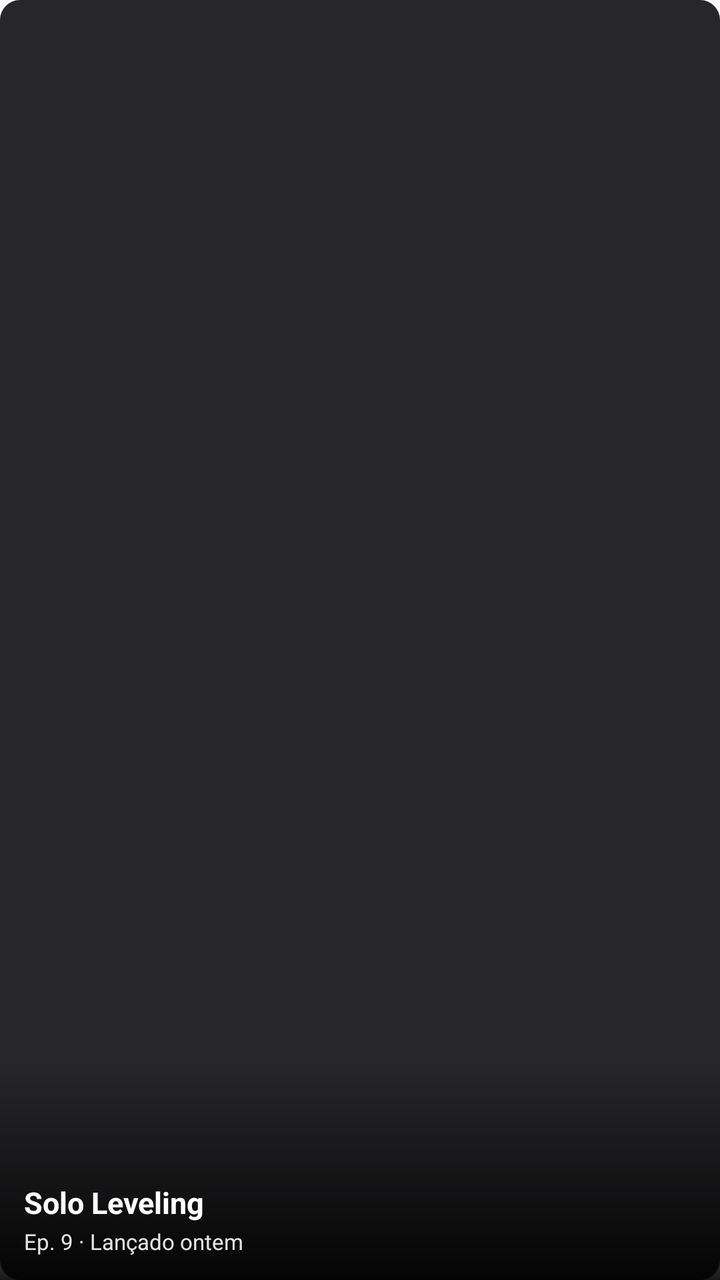
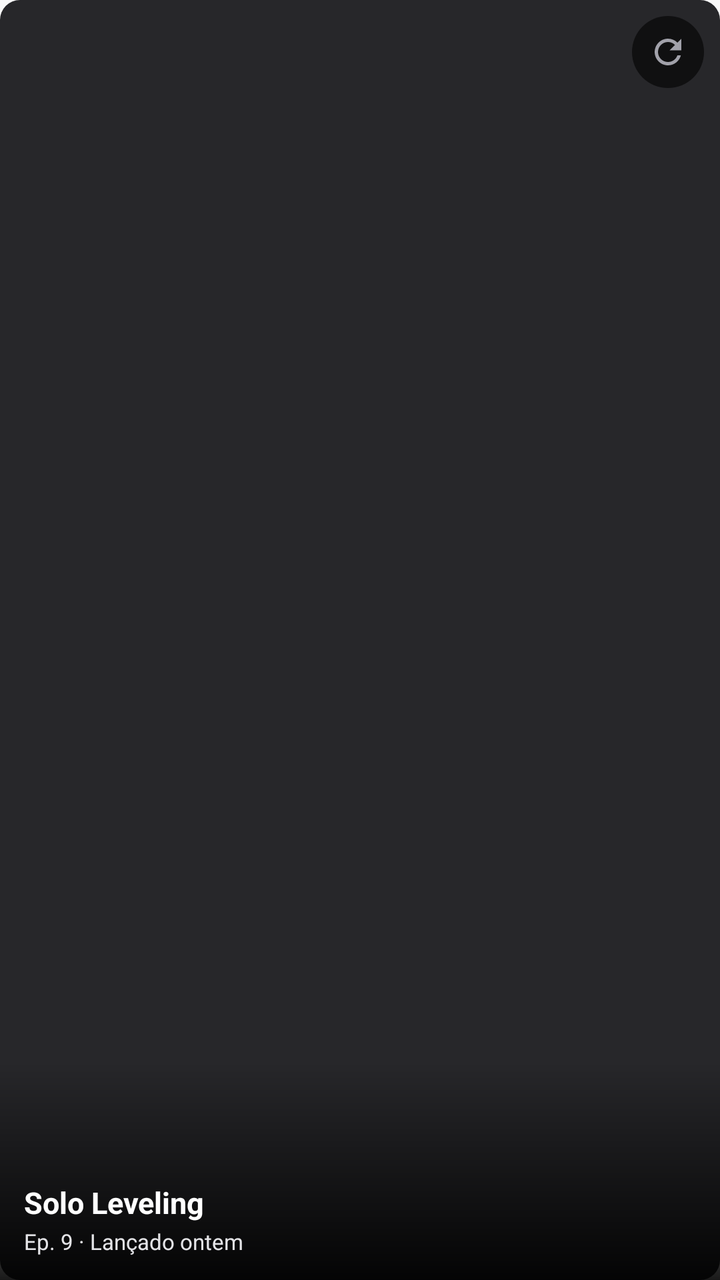

Two renders of the same Android screen: before a commit and after it. Below are the layout's source before the change and the commit's diff.
<!-- AndroidManifest.xml: application theme AppTheme -->
<!-- res/layout/widget_hero.xml -->
<?xml version="1.0" encoding="utf-8"?>
<FrameLayout xmlns:android="http://schemas.android.com/apk/res/android"
    android:id="@android:id/background"
    android:layout_width="match_parent"
    android:layout_height="match_parent"
    android:background="@drawable/widget_bg">

    <FrameLayout
        android:id="@+id/content"
        android:layout_width="match_parent"
        android:layout_height="match_parent">

        <ImageView
            android:id="@+id/slot0_img"
            android:layout_width="match_parent"
            android:layout_height="match_parent"
            android:contentDescription="@null"
            android:scaleType="centerCrop"
            android:src="@drawable/thumb_bg" />

        <View
            android:layout_width="match_parent"
            android:layout_height="110dp"
            android:layout_gravity="bottom"
            android:background="@drawable/scrim" />

        <LinearLayout
            android:layout_width="match_parent"
            android:layout_height="wrap_content"
            android:layout_gravity="bottom"
            android:orientation="vertical"
            android:padding="12dp">

            <TextView
                android:id="@+id/slot0_title"
                android:layout_width="match_parent"
                android:layout_height="wrap_content"
                android:ellipsize="end"
                android:maxLines="2"
                android:text="Solo Leveling"
                android:textColor="#FFFFFF"
                android:textSize="15sp"
                android:textStyle="bold" />

            <TextView
                android:id="@+id/slot0_sub"
                android:layout_width="match_parent"
                android:layout_height="wrap_content"
                android:layout_marginTop="2dp"
                android:ellipsize="end"
                android:maxLines="1"
                android:text="Ep. 9 · Lançado ontem"
                android:textColor="#E4E4E7"
                android:textSize="11sp" />

            <ProgressBar
            android:id="@+id/slot0_progress"
            style="?android:attr/progressBarStyleHorizontal"
            android:layout_width="match_parent"
            android:layout_height="3dp"
            android:minHeight="3dp"
            android:maxHeight="3dp"
            android:indeterminate="false"
            android:max="1000"
            android:progress="500"
            android:progressTint="#F97316"
            android:progressBackgroundTint="#CC3F3F46"
            android:visibility="gone" />
        </LinearLayout>
    </FrameLayout>

    <TextView
        android:id="@+id/tv_empty"
        android:layout_width="match_parent"
        android:layout_height="match_parent"
        android:gravity="center"
        android:padding="16dp"
        android:text="@string/widget_empty"
        android:textColor="#A1A1AA"
        android:textSize="12sp"
        android:visibility="gone" />
</FrameLayout>
<!-- resources referenced by this layout -->
<resources>
  <!-- drawable scrim (drawable) -->
  <?xml version="1.0" encoding="utf-8"?>
  <shape xmlns:android="http://schemas.android.com/apk/res/android" android:shape="rectangle">
      <gradient android:angle="90" android:startColor="#E6000000" android:endColor="#00000000" />
  </shape>
  <!-- drawable thumb_bg (drawable) -->
  <?xml version="1.0" encoding="utf-8"?>
  <shape xmlns:android="http://schemas.android.com/apk/res/android" android:shape="rectangle">
      <solid android:color="#FF27272A" />
      <corners android:radius="10dp" />
  </shape>
  <!-- drawable widget_bg (drawable) -->
  <?xml version="1.0" encoding="utf-8"?>
  <shape xmlns:android="http://schemas.android.com/apk/res/android" android:shape="rectangle">
      <solid android:color="#FF18181B" />
      <corners android:radius="22dp" />
  </shape>
  <string name="widget_empty">Abra o CrunchySync para carregar sua fila</string>
  <style name="AppTheme" parent="Theme.AppCompat.Light.DarkActionBar">
          
          <item name="colorPrimary">@color/colorPrimary</item>
          <item name="colorPrimaryDark">@color/colorPrimaryDark</item>
          <item name="colorAccent">@color/colorAccent</item>
      </style>
</resources>

<!-- the commit's change to res/layout/widget_hero.xml (unified diff, before → after) -->
@@ -69,6 +69,18 @@
         </LinearLayout>
     </FrameLayout>
 
+    <ImageView
+        android:id="@+id/btn_refresh"
+        android:layout_width="36dp"
+        android:layout_height="36dp"
+        android:layout_gravity="top|end"
+        android:layout_margin="8dp"
+        android:background="@drawable/refresh_bg"
+        android:contentDescription="Atualizar agora"
+        android:padding="8dp"
+        android:scaleType="fitCenter"
+        android:src="@drawable/ic_refresh" />
+
     <TextView
         android:id="@+id/tv_empty"
         android:layout_width="match_parent"
<!-- resource entries referenced after the edit -->
@@ -1,5 +1,21 @@
 <!-- resources referenced by this layout -->
 <resources>
+  <!-- drawable ic_refresh (drawable) -->
+  <?xml version="1.0" encoding="utf-8"?>
+  <vector xmlns:android="http://schemas.android.com/apk/res/android"
+      android:width="24dp"
+      android:height="24dp"
+      android:viewportWidth="24"
+      android:viewportHeight="24">
+      <path
+          android:fillColor="#FFA1A1AA"
+          android:pathData="M17.65,6.35C16.2,4.9 14.21,4 12,4c-4.42,0 -7.99,3.58 -7.99,8s3.57,8 7.99,8c3.73,0 6.84,-2.55 7.73,-6h-2.08c-0.82,2.33 -3.04,4 -5.65,4 -3.31,0 -6,-2.69 -6,-6s2.69,-6 6,-6c1.66,0 3.14,0.69 4.22,1.78L13,11h7V4l-2.35,2.35z" />
+  </vector>
+  <!-- drawable refresh_bg (drawable) -->
+  <?xml version="1.0" encoding="utf-8"?>
+  <shape xmlns:android="http://schemas.android.com/apk/res/android" android:shape="oval">
+      <solid android:color="#99000000" />
+  </shape>
   <!-- drawable scrim (drawable) -->
   <?xml version="1.0" encoding="utf-8"?>
   <shape xmlns:android="http://schemas.android.com/apk/res/android" android:shape="rectangle">
